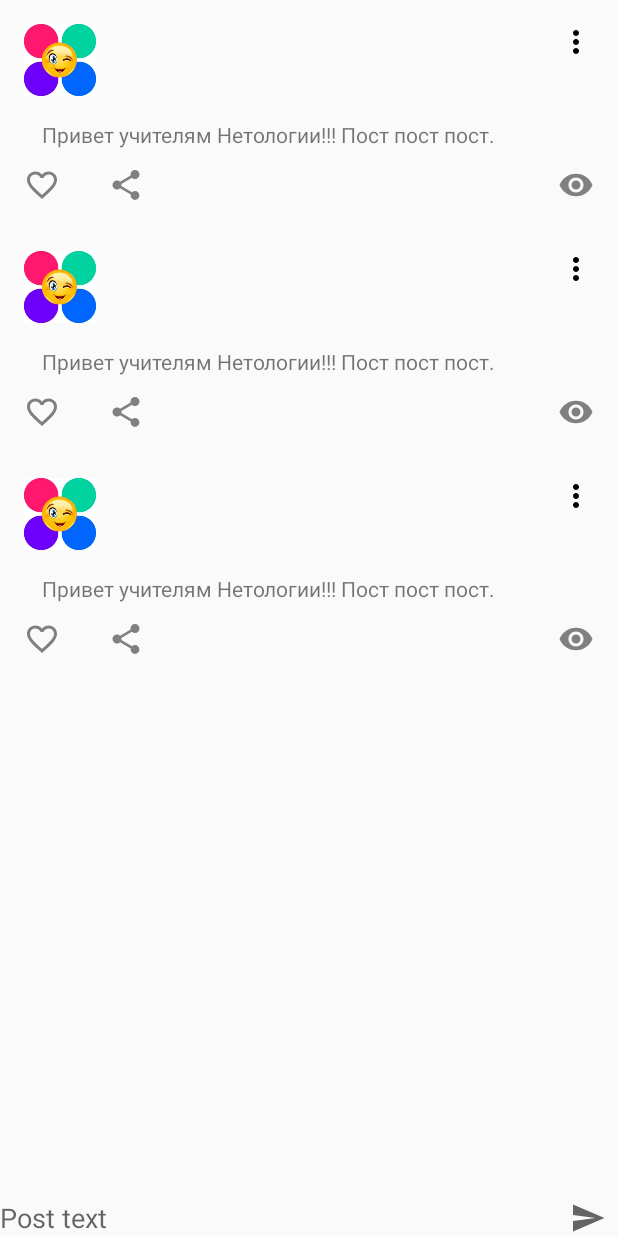
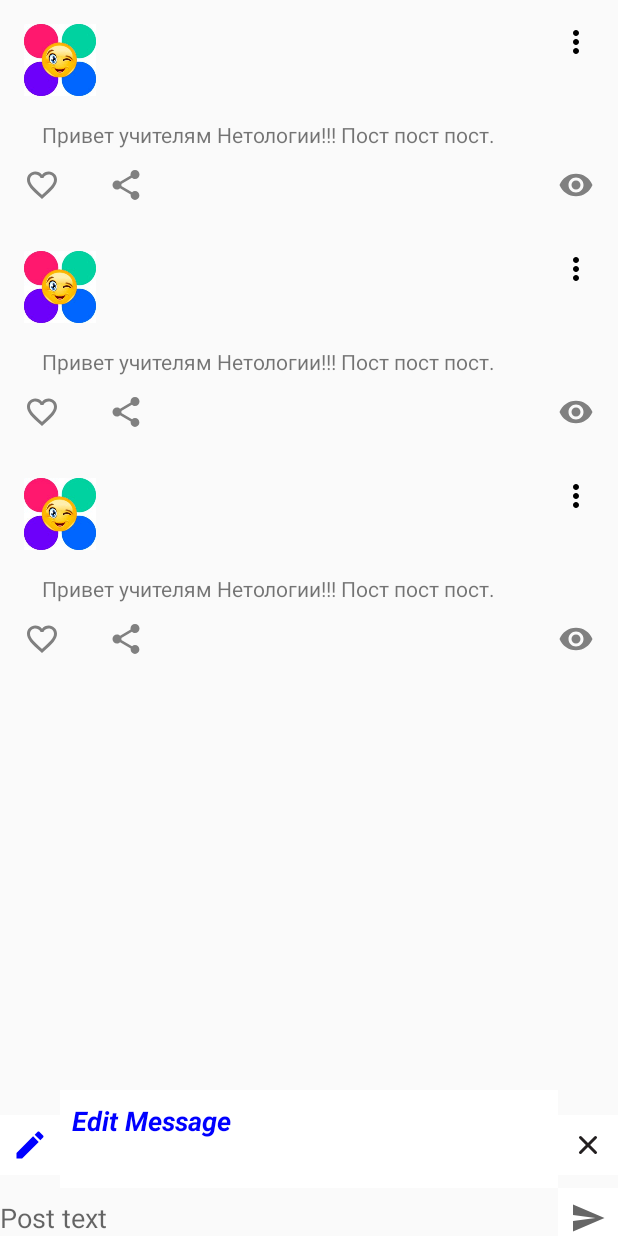
Before and after one commit to VladimirKlekov/NMedia, an Android app: the layout activity_main.xml on its own in the app's theme, with its tools: preview values and no code run, on a phone screen of 412 x 824 dp. Run offline under Robolectric (Android 15) with nearby library versions, the light colour scheme and no system bars.

Commit message:
dz2.4 - CRUD ->correction

```diff
--- a/app/build.gradle
+++ b/app/build.gradle
@@ -40,6 +40,8 @@
     implementation 'com.google.android.material:material:1.6.1'
     implementation 'androidx.constraintlayout:constraintlayout:2.1.4'
     testImplementation 'junit:junit:4.13.2'
+//    def mdc_version="1.3.0"
+//    implementation "com.google.android.material:$mdc_version"
     def recyclerview_version="1.1.0"
      implementation "androidx.recyclerview:recyclerview:$recyclerview_version"
     def activity_version= "1.4.0"
--- a/app/src/main/java/ru/netology/nmedia/activity/MainActivity.kt
+++ b/app/src/main/java/ru/netology/nmedia/activity/MainActivity.kt
@@ -4,6 +4,8 @@
 import android.os.Bundle
 import android.widget.Toast
 import androidx.activity.viewModels
+import androidx.core.view.isInvisible
+import androidx.core.view.isVisible
 import ru.netology.nmedia.R
 import ru.netology.nmedia.adapter.PostAdapter
 import ru.netology.nmedia.adapter.PostEventListener
@@ -54,8 +56,6 @@
                 override fun onEdit(post: Post) {
                     viewModel.edit(post)
 
-                    //binding.supportEdit.visibility = "visible"
-                    //binding.supportEdit.text=???
                 }
 
                 override fun onRemove(post: Post) {
@@ -85,6 +85,8 @@
         )
         //подписка на переменную. что бы начало работать редактирование поста
         viewModel.edited.observe(this) { edited ->
+            binding.group.isVisible = edited.id != 0L
+            binding.supportEdit.hint = edited.content
             if (edited.id == 0L) {
                 return@observe
             }
@@ -92,7 +94,13 @@
             binding.content.requestFocus()
         }
 
-
+        binding.cancelEdit.setOnClickListener {
+            binding.group.isInvisible = true
+            AndroidUtils.hideKeyboard(binding.cancelEdit)
+            viewModel.save()
+            binding.content.clearFocus()
+            binding.content.setText("")
+        }
         binding.save.setOnClickListener {
             if (binding.content.text.isNullOrBlank()) {
                 Toast.makeText(it.context, getString(R.string.empty_post_error), Toast.LENGTH_SHORT)
@@ -108,11 +116,20 @@
         }
         binding.list.adapter = adapter
         viewModel.data.observe(this) { posts ->
-            adapter.submitList(posts)
+
+            //с обновлением прокрутки
+            val newPost = posts.size > adapter.currentList.size
+            adapter.submitList(posts) {
+                if (newPost) {
+                    binding.list.smoothScrollToPosition(0)
+
+
+//            adapter.submitList(posts)
+                }
+            }
+
         }
     }
-
-
 }
 
 //val adapter= PostAdapter{
--- a/app/src/main/java/ru/netology/nmedia/repository/InMemoryPostRepository.kt
+++ b/app/src/main/java/ru/netology/nmedia/repository/InMemoryPostRepository.kt
@@ -83,9 +83,7 @@
     }
 
     override fun removeById(id: Long) {
-        posts = posts.filter {
-            it.id != id
-        }
+        posts = posts.filter {it.id != id}
         data.value = posts
     }
 
@@ -94,21 +92,23 @@
             listOf(
                 post.copy(
                     id = posts.firstOrNull()?.id?.plus(1) ?: 1L
-                                  )
+                )
             ) + posts
+
         } else {
             posts.map {
-                if (it.id == post.id)  it else it.copy(content = post.content)
+                if (it.id != post.id) it else it.copy(content = post.content)
             }
 
         }
 
+        posts = data.value.orEmpty()
     }
 
     private val data = MutableLiveData(posts)
 
     //возврщать подписку на пост
-    override fun get(): LiveData<List<Post>> = data
+    override fun getAll(): LiveData<List<Post>> = data
 
     override fun shareById(id: Long) {
         posts = posts.map {
--- a/app/src/main/java/ru/netology/nmedia/repository/PostRepository.kt
+++ b/app/src/main/java/ru/netology/nmedia/repository/PostRepository.kt
@@ -5,7 +5,7 @@
 
 interface PostRepository{
 
-        fun get(): LiveData<List<Post>>
+        fun getAll(): LiveData<List<Post>>
         fun likeById(id:Long)
         fun shareById(id:Long)
         fun eye()
--- a/app/src/main/java/ru/netology/nmedia/viewmodel/PostViewModel.kt
+++ b/app/src/main/java/ru/netology/nmedia/viewmodel/PostViewModel.kt
@@ -22,27 +22,25 @@
 
 class PostViewModel : ViewModel() {
     private val repository: PostRepository = PostRepositoryInMemoryImpl()
-    val data = repository.get()
+    val data = repository.getAll()
+    //Хранилище для поста, который будет создан
+    val edited = MutableLiveData(empty)
+
     fun likeById(id: Long) = repository.likeById(id)
+
     fun shareById(id: Long) = repository.shareById(id)
-    fun eye() {
-        repository.eye()
-    }
+
+    fun eye() {repository.eye()}
 
     fun removeById(id: Long) = repository.removeById(id)
 
-    //Хранилище для поста, который будет создан
-    val edited = MutableLiveData(empty)
-
     fun editContent(content: String) {
         edited.value?.let {
-            repository.save(it)
             val trimmed = content.trim()
-            if (trimmed == it.content) {
-
+            if (edited.value?.content == trimmed) {
                 return
             }
-            edited.value = it.copy(content = trimmed)
+            edited.value = edited.value?.copy(content = trimmed)
         }
 
     }
@@ -50,8 +48,9 @@
     fun save() {
         edited.value?.let {
             repository.save(it)
-            edited.value = empty
+
         }
+        edited.value = empty
     }
 
     fun edit(post: Post) {
--- /dev/null
+++ b/app/src/main/res/drawable/ic_close_24.xml
@@ -0,0 +1,14 @@
+<vector xmlns:android="http://schemas.android.com/apk/res/android"
+    android:width="24dp"
+    android:height="24dp"
+    android:viewportWidth="24"
+    android:viewportHeight="24">
+  <path
+      android:pathData="M24,24l-24,-0l-0,-24l24,-0z"
+      android:strokeAlpha="0"
+      android:fillColor="#fff"
+      android:fillAlpha="0"/>
+  <path
+      android:pathData="M13.41,12l4.3,-4.29a1,1 0,1 0,-1.42 -1.42L12,10.59 7.71,6.29A1,1 0,0 0,6.29 7.71L10.59,12l-4.3,4.29a1,1 0,0 0,0 1.42,1 1,0 0,0 1.42,0L12,13.41l4.29,4.3a1,1 0,0 0,1.42 0,1 1,0 0,0 0,-1.42Z"
+      android:fillColor="#231f20"/>
+</vector>
--- /dev/null
+++ b/app/src/main/res/drawable/ic_pencil_create_24.xml
@@ -0,0 +1,6 @@
+<vector android:height="24dp" android:tint="#0000ff"
+    android:viewportHeight="24" android:viewportWidth="24"
+    android:width="24dp" xmlns:android="http://schemas.android.com/apk/res/android">
+    <path android:fillColor="@android:color/white"
+        android:pathData="M3,17.25V21h3.75L17.81,9.94l-3.75,-3.75L3,17.25zM20.71,7.04c0.39,-0.39 0.39,-1.02 0,-1.41l-2.34,-2.34c-0.39,-0.39 -1.02,-0.39 -1.41,0l-1.83,1.83 3.75,3.75 1.83,-1.83z"/>
+</vector>
--- a/app/src/main/res/layout/activity_main.xml
+++ b/app/src/main/res/layout/activity_main.xml
@@ -43,34 +43,72 @@
         android:id="@+id/save"
         android:layout_width="wrap_content"
         android:layout_height="wrap_content"
+        android:background="@color/cardview_light_background"
+        android:contentDescription=""
         android:padding="@dimen/common_spacing_8dp"
         app:layout_constraintBottom_toBottomOf="parent"
         app:layout_constraintEnd_toEndOf="parent"
         app:layout_constraintTop_toTopOf="@+id/content"
-        app:srcCompat="@drawable/ic_baseline_send_24"
-        android:contentDescription="" />
+        app:srcCompat="@drawable/ic_baseline_send_24" />
+
+    <EditText
+        android:id="@+id/textEditMassage"
+        android:layout_width="0dp"
+        android:layout_height="wrap_content"
+        android:background="@color/cardview_light_background"
+        android:padding="@dimen/common_spacing_8dp"
+        android:text="Edit Message"
+        android:textColor="#0000ff"
+        android:textStyle="bold|italic"
+        app:layout_constraintBottom_toTopOf="@+id/supportEdit"
+        app:layout_constraintEnd_toStartOf="@+id/cancelEdit"
+        app:layout_constraintStart_toEndOf="@+id/pencil" />
 
 
     <EditText
         android:id="@+id/supportEdit"
+        android:layout_width="0dp"
+        android:layout_height="wrap_content"
+        android:background="@color/cardview_light_background"
+        app:layout_constraintBottom_toTopOf="@+id/barrier_bottom"
+        app:layout_constraintEnd_toStartOf="@+id/cancelEdit"
+        app:layout_constraintStart_toEndOf="@+id/pencil" />
+
+    <ImageView
+        android:id="@+id/pencil"
         android:layout_width="wrap_content"
         android:layout_height="wrap_content"
+        android:background="@color/cardview_light_background"
+        android:padding="@dimen/common_spacing_8dp"
         app:layout_constraintBottom_toTopOf="@+id/content"
         app:layout_constraintStart_toStartOf="parent"
-        android:visibility="invisible"
-        android:text=""
-        android:importantForAutofill="no"
-        android:inputType="textMultiLine"/>
+        app:layout_constraintTop_toTopOf="@+id/textEditMassage"
+        app:srcCompat="@drawable/ic_pencil_create_24" />
 
-<!--    <androidx.constraintlayout.widget.Group-->
-<!--        android:id="@+id/group"-->
-<!--        android:layout_width="wrap_content"-->
-<!--        android:layout_height="wrap_content"-->
-<!--        app:layout_constraintStart_toStartOf="parent"-->
-<!--        app:layout_constraintTop_toTopOf="@+id/content"-->
-<!--        android:visibility="invisible"-->
-<!--        app:constraint_referenced_ids="content,supportEdit" />-->
+    <ImageView
+        android:id="@+id/cancelEdit"
 
+        android:layout_width="wrap_content"
+        android:layout_height="wrap_content"
+        android:background="@color/cardview_light_background"
+        android:contentDescription=""
+        android:padding="@dimen/common_spacing_8dp"
+        app:layout_constraintBottom_toTopOf="@+id/content"
+        app:layout_constraintEnd_toEndOf="parent"
+        app:layout_constraintTop_toTopOf="@+id/textEditMassage"
+        app:srcCompat="@drawable/ic_close_24" />
+
+
+    <androidx.constraintlayout.widget.Group
+        android:id="@+id/group"
+        android:layout_width="wrap_content"
+        android:layout_height="wrap_content"
+        android:background="@color/white"
+        app:constraint_referenced_ids="supportEdit,pencil, cancelEdit, textEditMassage"
+        app:layout_constraintStart_toStartOf="parent"
+        app:layout_constraintTop_toTopOf="@+id/content"
+
+        />
 
 
 </androidx.constraintlayout.widget.ConstraintLayout>
```
